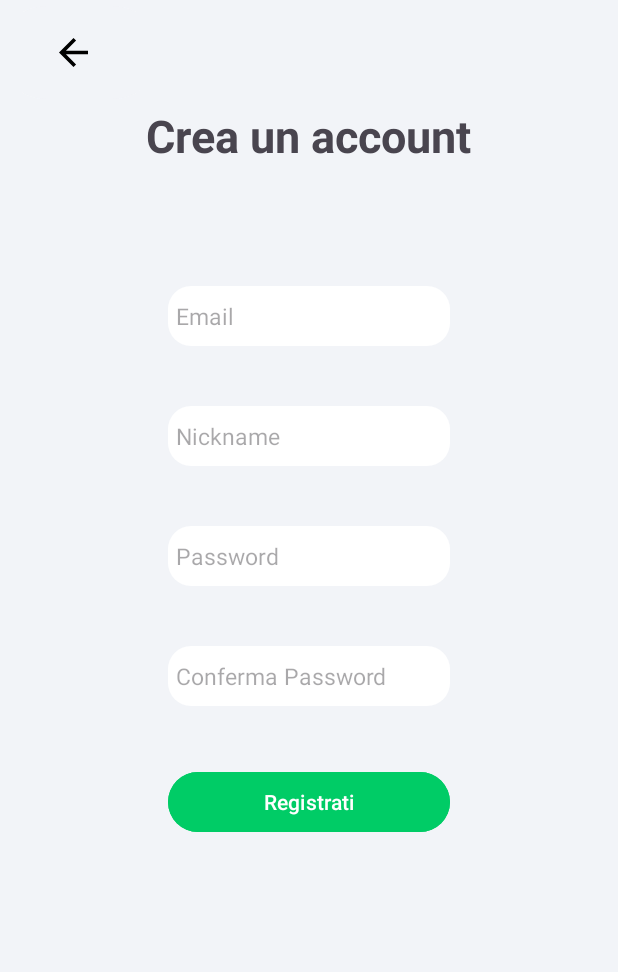
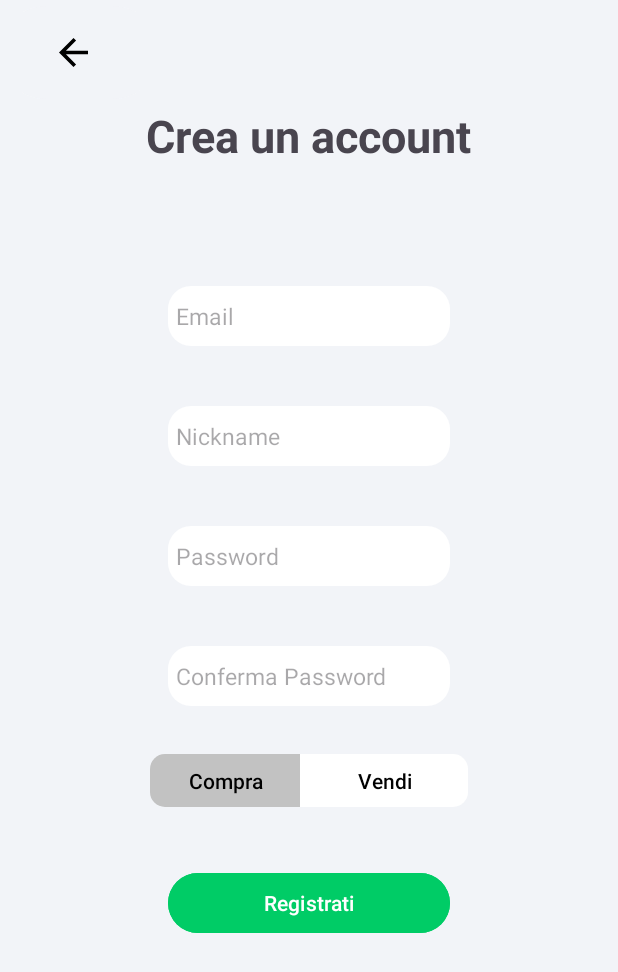
Before and after one commit to EmanueleGranillo/DietiDeals, an Android app: the RegisterActivity screen opened directly, with no data from a screen before it, after a tap on "Registrati", on a phone screen of 412 x 824 dp. Shown: the top 972 px of the screen. Run offline under Robolectric (Android 15) with nearby library versions, the phone set to English and light mode, and no system bars; 2 other taps on this screen came first.

Commit message:
funziona però boh
l'importante è che funziona

```diff
--- a/app/src/main/java/com/example/dietideals24/RegisterActivity.java
+++ b/app/src/main/java/com/example/dietideals24/RegisterActivity.java
@@ -3,9 +3,13 @@ package com.example.dietideals24;
 import androidx.appcompat.app.AppCompatActivity;
 
 import android.content.Intent;
+import android.content.res.ColorStateList;
+import android.graphics.Color;
 import android.os.Bundle;
 import android.view.View;
 import android.widget.Button;
+import android.widget.EditText;
+
 import okhttp3.ResponseBody;
 import retrofit2.Call;
 import retrofit2.Callback;
@@ -14,6 +18,9 @@ import retrofit2.Response;
 public class RegisterActivity extends AppCompatActivity {
 
     private MyApiService apiService;
+    EditText emailEditText;
+    EditText nicknameEditText;
+    EditText passwordEditText;
 
     @Override
     protected void onCreate(Bundle savedInstanceState) {
@@ -26,6 +33,11 @@ public class RegisterActivity extends AppCompatActivity {
 
         Button backBtn = findViewById(R.id.backButtonRegister);
         Button registratiBtn = findViewById(R.id.registratiButton);
+        Button compraBtn = findViewById(R.id.compraButtonRegister);
+        Button vendiBtn = findViewById(R.id.vendiButtonRegister);
+        emailEditText = findViewById(R.id.emailEditText);
+        nicknameEditText = findViewById(R.id.nicknameEditText);
+        passwordEditText = findViewById(R.id.passwordEditText);
         backBtn.setOnClickListener(new View.OnClickListener() {
             @Override
             public void onClick(View v) {
@@ -34,19 +46,40 @@ public class RegisterActivity extends AppCompatActivity {
             }
         });
 
+        compraBtn.setOnClickListener(new View.OnClickListener() {
+            @Override
+            public void onClick(View v) {
+                vendiBtn.setBackgroundTintList(ColorStateList.valueOf(Color.parseColor("#C2C2C2")));
+                compraBtn.setBackgroundTintList(ColorStateList.valueOf(Color.parseColor("#FFFFFF")));
+            }
+        });
+
+        vendiBtn.setOnClickListener(new View.OnClickListener() {
+            @Override
+            public void onClick(View v) {
+                compraBtn.setBackgroundTintList(ColorStateList.valueOf(Color.parseColor("#C2C2C2")));
+                vendiBtn.setBackgroundTintList(ColorStateList.valueOf(Color.parseColor("#FFFFFF")));
+            }
+        });
+
         registratiBtn.setOnClickListener(new View.OnClickListener() {
             @Override
             public void onClick(View v) {
-
-                performHttpPostRequest();
+                String tipo;
+                if (compraBtn.getBackgroundTintList().getDefaultColor() == Color.parseColor("#FFFFFF")){
+                    tipo = "compratore";
+                } else {
+                    tipo = "venditore";
+                }
+                performHttpPostRequest(nicknameEditText.getText().toString(), emailEditText.getText().toString(), passwordEditText.getText().toString(), tipo);
             }
         });
 
     }
 
-    private void performHttpPostRequest() {
+    private void performHttpPostRequest(String nickname, String email, String password, String tipo) {
         // Crea un oggetto di richiesta con i dati dell'utente
-        UserRegistrationRequest registrationRequest = new UserRegistrationRequest("Francesco", "Bruno@gmail.com", "pwd1234", "compratore");
+        UserRegistrationRequest registrationRequest = new UserRegistrationRequest(nickname, email, password, tipo);
 
         // Esegui la chiamata Retrofit
         Call<ResponseBody> call = apiService.saveUser(registrationRequest);
@@ -67,6 +100,8 @@ public class RegisterActivity extends AppCompatActivity {
                 System.out.println(t.getMessage());
             }
         });
+
+
     }
 
 }
--- a/app/src/main/java/com/example/dietideals24/RetrofitClient.java
+++ b/app/src/main/java/com/example/dietideals24/RetrofitClient.java
@@ -4,7 +4,7 @@ import retrofit2.converter.gson.GsonConverterFactory;
 
 public class RetrofitClient {
 
-    private static final String BASE_URL = "https://6fce-34-106-192-145.ngrok.io";
+    private static final String BASE_URL = "https://d0ea-34-106-192-145.ngrok.io";
 
     private static Retrofit retrofit;
 
--- a/app/src/main/res/layout/activity_register.xml
+++ b/app/src/main/res/layout/activity_register.xml
@@ -91,12 +91,41 @@
         android:hint="Conferma Password"
         android:textSize="15dp" />
 
+    <android.widget.Button
+        android:id="@+id/compraButtonRegister"
+        android:layout_width="100dp"
+        android:layout_height="35dp"
+        android:layout_below="@+id/confermapasswordEditText"
+        android:layout_alignParentStart="true"
+        android:layout_marginStart="100dp"
+        android:layout_marginTop="32dp"
+        android:backgroundTint="#FFFFFF"
+        android:text="Compra"
+        android:textAllCaps="false"
+        android:textColor="#000000"
+        android:background="@drawable/rounded_left"/>
+
+    <android.widget.Button
+        android:id="@+id/vendiButtonRegister"
+        android:layout_width="100dp"
+        android:layout_height="35dp"
+        android:layout_below="@+id/confermapasswordEditText"
+        android:layout_alignParentEnd="true"
+        android:layout_marginTop="32dp"
+        android:layout_marginEnd="100dp"
+        android:layout_toEndOf="@+id/compraButtonRegister"
+        android:backgroundTint="#C2C2C2"
+        android:text="Vendi"
+        android:textAllCaps="false"
+        android:textColor="#000000"
+        android:background="@drawable/rounded_right"/>
+
 
     <Button
         android:id="@+id/registratiButton"
         android:layout_width="wrap_content"
         android:layout_height="wrap_content"
-        android:layout_below="@id/confermapasswordEditText"
+        android:layout_below="@id/compraButtonRegister"
         android:layout_alignParentStart="true"
         android:layout_alignParentEnd="true"
         android:layout_marginStart="112dp"
```
